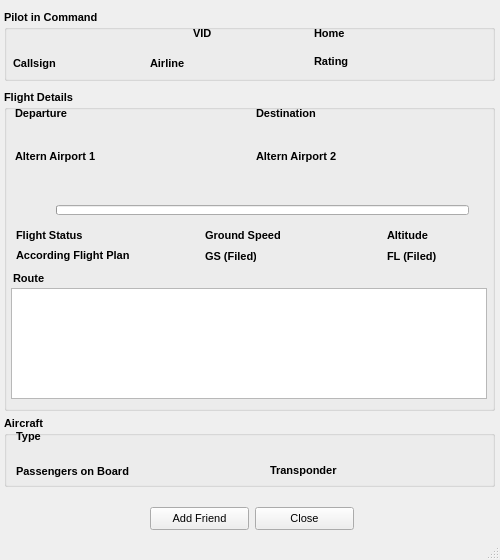
First picture: the form in QtUI/PilotInfo_UI.ui, repository emper0r/IVAO-status, before the edit.
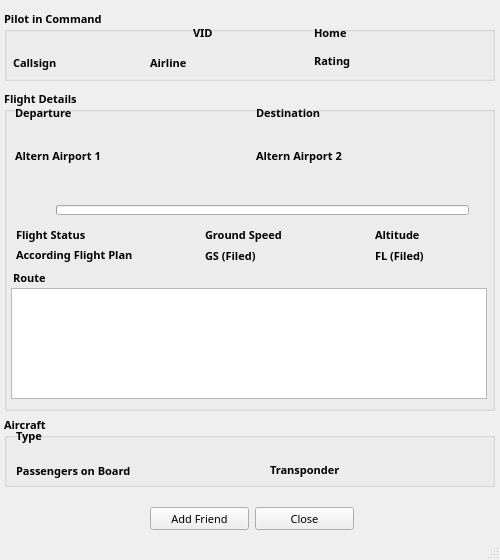
Second picture: the form after the edit.

Commit message:
* Set 'Sans Serif' font in the app
    + I guess with this now I can setup strict the position
      of the widgets for 2 classic enviroments, KDE and Gnome
      because this font exist in the system when Debian
      is installed because Gnome use one type different
      than KDE 'Deja Vu' font (at least in my system).
    - I'm trying to standarize in Enlightenment too

Diff of the .ui file:
```diff
--- a/QtUI/PilotInfo_UI.ui
+++ b/QtUI/PilotInfo_UI.ui
@@ -58,6 +58,7 @@
     </property>
     <property name="font">
      <font>
+      <family>Sans Serif</family>
       <pointsize>8</pointsize>
       <weight>75</weight>
       <bold>true</bold>
@@ -123,6 +124,7 @@
     </property>
     <property name="font">
      <font>
+      <family>Sans Serif</family>
       <pointsize>8</pointsize>
       <weight>75</weight>
       <bold>true</bold>
@@ -212,6 +214,7 @@
     </property>
     <property name="font">
      <font>
+      <family>Sans Serif</family>
       <pointsize>8</pointsize>
       <weight>75</weight>
       <bold>true</bold>
@@ -235,6 +238,7 @@
     </property>
     <property name="font">
      <font>
+      <family>Sans Serif</family>
       <pointsize>8</pointsize>
       <weight>75</weight>
       <bold>true</bold>
@@ -258,6 +262,7 @@
     </property>
     <property name="font">
      <font>
+      <family>Sans Serif</family>
       <pointsize>8</pointsize>
      </font>
     </property>
@@ -322,6 +327,7 @@
     </property>
     <property name="font">
      <font>
+      <family>Sans Serif</family>
       <pointsize>8</pointsize>
       <weight>75</weight>
       <bold>true</bold>
@@ -345,6 +351,7 @@
     </property>
     <property name="font">
      <font>
+      <family>Sans Serif</family>
       <pointsize>8</pointsize>
      </font>
     </property>
@@ -366,6 +373,7 @@
     </property>
     <property name="font">
      <font>
+      <family>Sans Serif</family>
       <pointsize>8</pointsize>
      </font>
     </property>
@@ -387,6 +395,7 @@
     </property>
     <property name="font">
      <font>
+      <family>Sans Serif</family>
       <pointsize>8</pointsize>
       <weight>75</weight>
       <bold>true</bold>
@@ -402,7 +411,7 @@
    <widget class="QLabel" name="GroundSpeedNumber">
     <property name="geometry">
      <rect>
-      <x>290</x>
+      <x>299</x>
       <y>225</y>
       <width>41</width>
       <height>20</height>
@@ -410,6 +419,7 @@
     </property>
     <property name="font">
      <font>
+      <family>Sans Serif</family>
       <pointsize>8</pointsize>
      </font>
     </property>
@@ -444,7 +454,7 @@
    <widget class="QLabel" name="Altitude_label">
     <property name="geometry">
      <rect>
-      <x>387</x>
+      <x>375</x>
       <y>227</y>
       <width>61</width>
       <height>16</height>
@@ -452,6 +462,7 @@
     </property>
     <property name="font">
      <font>
+      <family>Sans Serif</family>
       <pointsize>8</pointsize>
       <weight>75</weight>
       <bold>true</bold>
@@ -496,6 +507,7 @@
     </property>
     <property name="font">
      <font>
+      <family>Sans Serif</family>
       <pointsize>8</pointsize>
       <weight>75</weight>
       <bold>true</bold>
@@ -519,6 +531,7 @@
     </property>
     <property name="font">
      <font>
+      <family>Sans Serif</family>
       <pointsize>8</pointsize>
      </font>
     </property>
@@ -540,6 +553,7 @@
     </property>
     <property name="font">
      <font>
+      <family>Sans Serif</family>
       <pointsize>8</pointsize>
       <weight>75</weight>
       <bold>true</bold>
@@ -563,6 +577,7 @@
     </property>
     <property name="font">
      <font>
+      <family>Sans Serif</family>
       <pointsize>8</pointsize>
      </font>
     </property>
@@ -597,7 +612,7 @@
    <widget class="QLabel" name="PobText">
     <property name="geometry">
      <rect>
-      <x>130</x>
+      <x>157</x>
       <y>461</y>
       <width>51</width>
       <height>20</height>
@@ -605,6 +620,7 @@
     </property>
     <property name="font">
      <font>
+      <family>Sans Serif</family>
       <pointsize>8</pointsize>
      </font>
     </property>
@@ -618,7 +634,7 @@
    <widget class="QLabel" name="TransponderText">
     <property name="geometry">
      <rect>
-      <x>342</x>
+      <x>357</x>
       <y>460</y>
       <width>41</width>
       <height>20</height>
@@ -626,6 +642,7 @@
     </property>
     <property name="font">
      <font>
+      <family>Sans Serif</family>
       <pointsize>8</pointsize>
      </font>
     </property>
@@ -647,6 +664,7 @@
     </property>
     <property name="font">
      <font>
+      <family>Sans Serif</family>
       <pointsize>8</pointsize>
       <weight>75</weight>
       <bold>true</bold>
@@ -664,12 +682,13 @@
      <rect>
       <x>16</x>
       <y>463</y>
-      <width>121</width>
+      <width>141</width>
       <height>16</height>
      </rect>
     </property>
     <property name="font">
      <font>
+      <family>Sans Serif</family>
       <pointsize>8</pointsize>
       <weight>75</weight>
       <bold>true</bold>
@@ -693,6 +712,7 @@
     </property>
     <property name="font">
      <font>
+      <family>Sans Serif</family>
       <pointsize>8</pointsize>
       <weight>75</weight>
       <bold>true</bold>
@@ -716,6 +736,7 @@
     </property>
     <property name="font">
      <font>
+      <family>Sans Serif</family>
       <pointsize>8</pointsize>
      </font>
     </property>
@@ -737,6 +758,7 @@
     </property>
     <property name="font">
      <font>
+      <family>Sans Serif</family>
       <pointsize>8</pointsize>
       <weight>75</weight>
       <bold>true</bold>
@@ -760,6 +782,7 @@
     </property>
     <property name="font">
      <font>
+      <family>Sans Serif</family>
       <pointsize>8</pointsize>
      </font>
     </property>
@@ -805,6 +828,7 @@
     </property>
     <property name="font">
      <font>
+      <family>Sans Serif</family>
       <pointsize>8</pointsize>
      </font>
     </property>
@@ -826,6 +850,7 @@
     </property>
     <property name="font">
      <font>
+      <family>Sans Serif</family>
       <pointsize>8</pointsize>
       <weight>75</weight>
       <bold>true</bold>
@@ -849,6 +874,7 @@
     </property>
     <property name="font">
      <font>
+      <family>Sans Serif</family>
       <pointsize>8</pointsize>
      </font>
     </property>
@@ -870,6 +896,7 @@
     </property>
     <property name="font">
      <font>
+      <family>Sans Serif</family>
       <pointsize>8</pointsize>
       <weight>75</weight>
       <bold>true</bold>
@@ -887,12 +914,13 @@
      <rect>
       <x>16</x>
       <y>247</y>
-      <width>121</width>
+      <width>141</width>
       <height>16</height>
      </rect>
     </property>
     <property name="font">
      <font>
+      <family>Sans Serif</family>
       <pointsize>8</pointsize>
       <weight>75</weight>
       <bold>true</bold>
@@ -916,6 +944,7 @@
     </property>
     <property name="font">
      <font>
+      <family>Sans Serif</family>
       <pointsize>8</pointsize>
       <weight>75</weight>
       <bold>true</bold>
@@ -940,6 +969,7 @@
     </property>
     <property name="font">
      <font>
+      <family>Sans Serif</family>
       <pointsize>8</pointsize>
       <weight>75</weight>
       <bold>true</bold>
@@ -963,6 +993,7 @@
     </property>
     <property name="font">
      <font>
+      <family>Sans Serif</family>
       <pointsize>8</pointsize>
       <weight>75</weight>
       <bold>true</bold>
@@ -986,6 +1017,7 @@
     </property>
     <property name="font">
      <font>
+      <family>Sans Serif</family>
       <pointsize>8</pointsize>
       <weight>75</weight>
       <bold>true</bold>
@@ -1003,12 +1035,13 @@
      <rect>
       <x>205</x>
       <y>248</y>
-      <width>51</width>
+      <width>71</width>
       <height>16</height>
      </rect>
     </property>
     <property name="font">
      <font>
+      <family>Sans Serif</family>
       <pointsize>8</pointsize>
       <weight>75</weight>
       <bold>true</bold>
@@ -1024,7 +1057,7 @@
    <widget class="QLabel" name="GSFiledText">
     <property name="geometry">
      <rect>
-      <x>260</x>
+      <x>271</x>
       <y>246</y>
       <width>41</width>
       <height>20</height>
@@ -1032,6 +1065,7 @@
     </property>
     <property name="font">
      <font>
+      <family>Sans Serif</family>
       <pointsize>8</pointsize>
      </font>
     </property>
@@ -1066,14 +1100,15 @@
    <widget class="QLabel" name="FLFiled">
     <property name="geometry">
      <rect>
-      <x>387</x>
+      <x>375</x>
       <y>248</y>
-      <width>51</width>
+      <width>61</width>
       <height>16</height>
      </rect>
     </property>
     <property name="font">
      <font>
+      <family>Sans Serif</family>
       <pointsize>8</pointsize>
       <weight>75</weight>
       <bold>true</bold>
```
Left out of the diff: 17 changed lines with no effect on the pictures. The commit also changes 8 other files.
